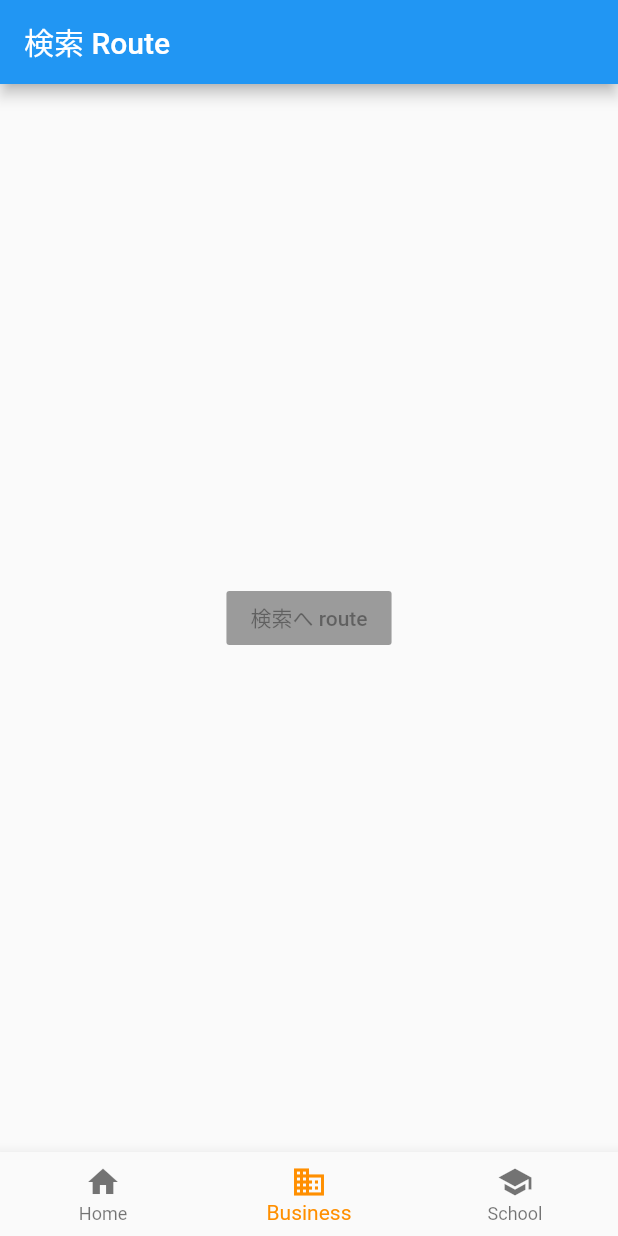
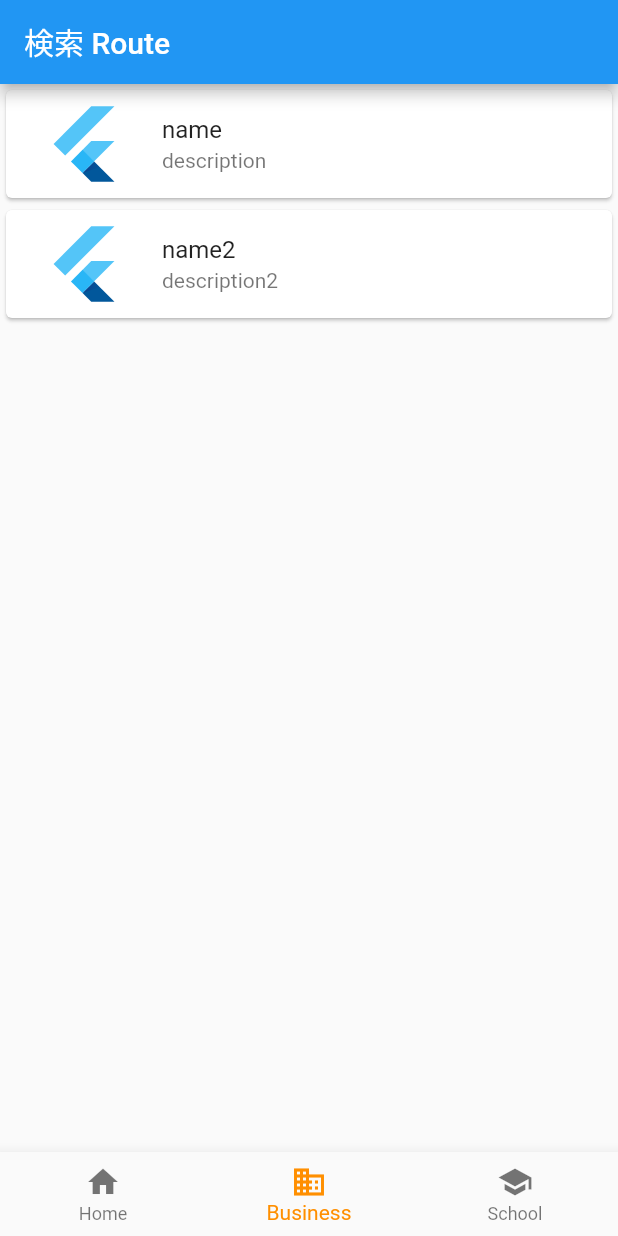
Before and after one commit to k-murakami0609/sandbox_flutter_design_pattern, a Flutter app: the screen it shows after launch, item 2 of the bottom bar chosen, on a phone screen of 412 x 824 dp. Run offline on Flutter 3.47's test engine with Material 2 defaults, Android fonts, the phone set to English and light mode, and no system bars.

Commit message:
ListViewを追加した

```diff
--- a/lib/screen/search/search_screen.dart
+++ b/lib/screen/search/search_screen.dart
@@ -1,18 +1,50 @@
 import 'package:flutter/cupertino.dart';
 import 'package:flutter/material.dart';
 
+class UserData {
+  String _name;
+  String _description;
+
+  String get name => _name;
+
+  set name(String value) {
+    _name = value;
+  }
+
+  String get description => _description;
+
+  set description(String value) {
+    _description = value;
+  }
+
+  UserData(this._name, this._description);
+}
+
 class SearchScreen extends StatelessWidget {
+  final List<UserData> users = [
+    UserData("name", "description"),
+    UserData("name2", "description2"),
+  ];
+
   @override
   Widget build(BuildContext context) {
     return Scaffold(
       appBar: AppBar(
         title: Text('検索 Route'),
       ),
-      body: Center(
-        child: RaisedButton(
-          child: Text('検索へ route')
-        ),
-      ),
+      body: ListView(
+        children: users.map((user) =>
+          Card(
+            child: ListTile(
+              leading: FlutterLogo(size: 72.0),
+              title: Text(user._name),
+              subtitle: Text(
+                user._description
+              ),
+            )
+          )
+        ).toList(),
+      )
     );
   }
 }
```
